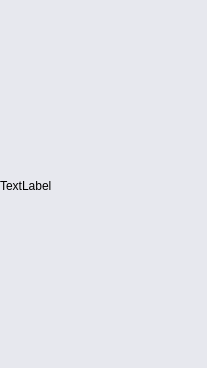
Old version of the form phoneitemwidget.ui in the repository ZhouMei20220810/TEST.
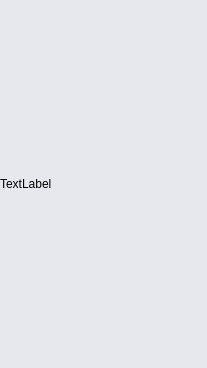
New version of the form.

```diff
--- a/phoneitemwidget.ui
+++ b/phoneitemwidget.ui
@@ -16,19 +16,30 @@
   <property name="styleSheet">
    <string notr="true">QWidget{background-color:#FFE7E8EE;}</string>
   </property>
-  <widget class="QLabel" name="label">
-   <property name="geometry">
-    <rect>
-     <x>0</x>
-     <y>10</y>
-     <width>201</width>
-     <height>351</height>
-    </rect>
+  <layout class="QHBoxLayout" name="horizontalLayout">
+   <property name="spacing">
+    <number>0</number>
    </property>
-   <property name="text">
-    <string>TextLabel</string>
+   <property name="leftMargin">
+    <number>0</number>
    </property>
-  </widget>
+   <property name="topMargin">
+    <number>0</number>
+   </property>
+   <property name="rightMargin">
+    <number>0</number>
+   </property>
+   <property name="bottomMargin">
+    <number>0</number>
+   </property>
+   <item>
+    <widget class="QLabel" name="label">
+     <property name="text">
+      <string>TextLabel</string>
+     </property>
+    </widget>
+   </item>
+  </layout>
  </widget>
  <resources/>
  <connections/>
```
